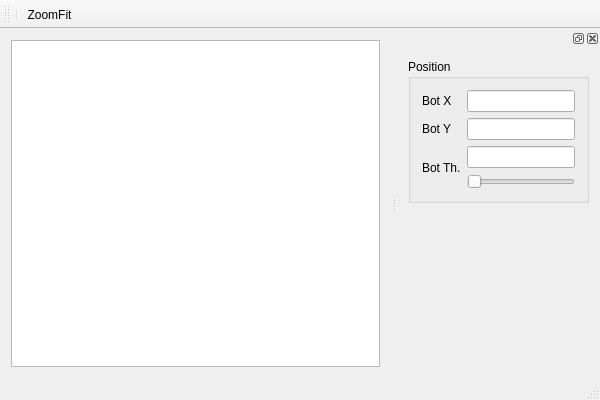
Old version of the form mainwindow.ui in the repository cogip/cogip-gui.
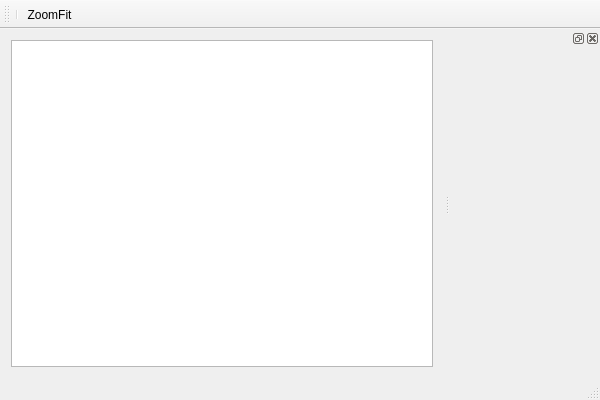
New version of the form. Custom widgets are drawn as their Qt base class.

Patch:
```diff
--- a/mainwindow.ui
+++ b/mainwindow.ui
@@ -52,55 +52,6 @@
    </attribute>
    <widget class="QWidget" name="dockWidgetContents">
     <layout class="QVBoxLayout" name="verticalLayout_2">
-     <item>
-      <widget class="QGroupBox" name="groupBox">
-       <property name="title">
-        <string>Position</string>
-       </property>
-       <layout class="QGridLayout" name="gridLayout">
-        <item row="0" column="0">
-         <widget class="QLabel" name="label">
-          <property name="text">
-           <string>Bot X</string>
-          </property>
-         </widget>
-        </item>
-        <item row="1" column="0">
-         <widget class="QLabel" name="label_2">
-          <property name="text">
-           <string>Bot Y</string>
-          </property>
-         </widget>
-        </item>
-        <item row="3" column="1">
-         <widget class="QSlider" name="horizontalSliderBotPosAngle">
-          <property name="maximum">
-           <number>360</number>
-          </property>
-          <property name="orientation">
-           <enum>Qt::Horizontal</enum>
-          </property>
-         </widget>
-        </item>
-        <item row="0" column="1">
-         <widget class="QLineEdit" name="lineEditBotPosX"/>
-        </item>
-        <item row="1" column="1">
-         <widget class="QLineEdit" name="lineEditBotPosY"/>
-        </item>
-        <item row="2" column="1">
-         <widget class="QLineEdit" name="lineEditBotPosAngle"/>
-        </item>
-        <item row="2" column="0" rowspan="2">
-         <widget class="QLabel" name="label_3">
-          <property name="text">
-           <string>Bot Th.</string>
-          </property>
-         </widget>
-        </item>
-       </layout>
-      </widget>
-     </item>
      <item>
       <spacer name="verticalSpacer">
        <property name="orientation">
```
Left out of the diff: 6 changed lines with no effect on the pictures.
